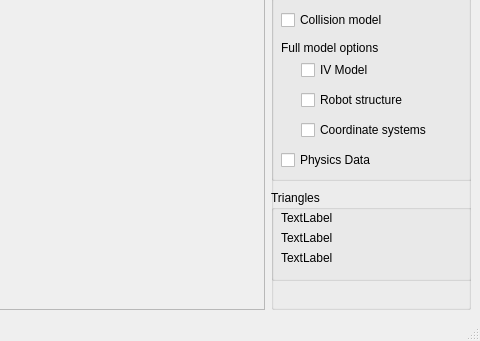
First picture: the form in VirtualRobot/examples/RobotViewer/RobotViewer.ui, repository softbankrobotics-research/Simox, before the edit; both pictures show x 623 to 1103 and y 499 to 840 of the 1103 by 840 pixel window.
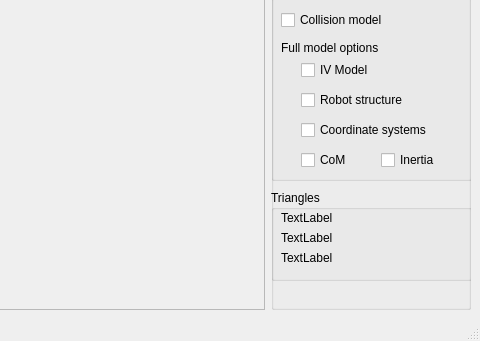
Second picture: the form after the edit.

Commit message: Fixed Inertia Matrix visualization. Added CoM / Inertia check boxes to RobotViewer.

Patch:
```diff
--- a/VirtualRobot/examples/RobotViewer/RobotViewer.ui
+++ b/VirtualRobot/examples/RobotViewer/RobotViewer.ui
@@ -130,14 +130,27 @@
        <widget class="QCheckBox" name="checkBoxPhysics">
         <property name="geometry">
          <rect>
-          <x>10</x>
+          <x>30</x>
           <y>170</y>
-          <width>131</width>
+          <width>71</width>
           <height>20</height>
          </rect>
         </property>
         <property name="text">
-         <string>Physics Data</string>
+         <string>CoM</string>
+        </property>
+       </widget>
+       <widget class="QCheckBox" name="checkBoxPhysicsInertia">
+        <property name="geometry">
+         <rect>
+          <x>110</x>
+          <y>170</y>
+          <width>81</width>
+          <height>20</height>
+         </rect>
+        </property>
+        <property name="text">
+         <string>Inertia</string>
         </property>
        </widget>
       </widget>
```
Left out of the diff: 3 changed lines with no effect on the pictures. The commit also changes 7 other files.
